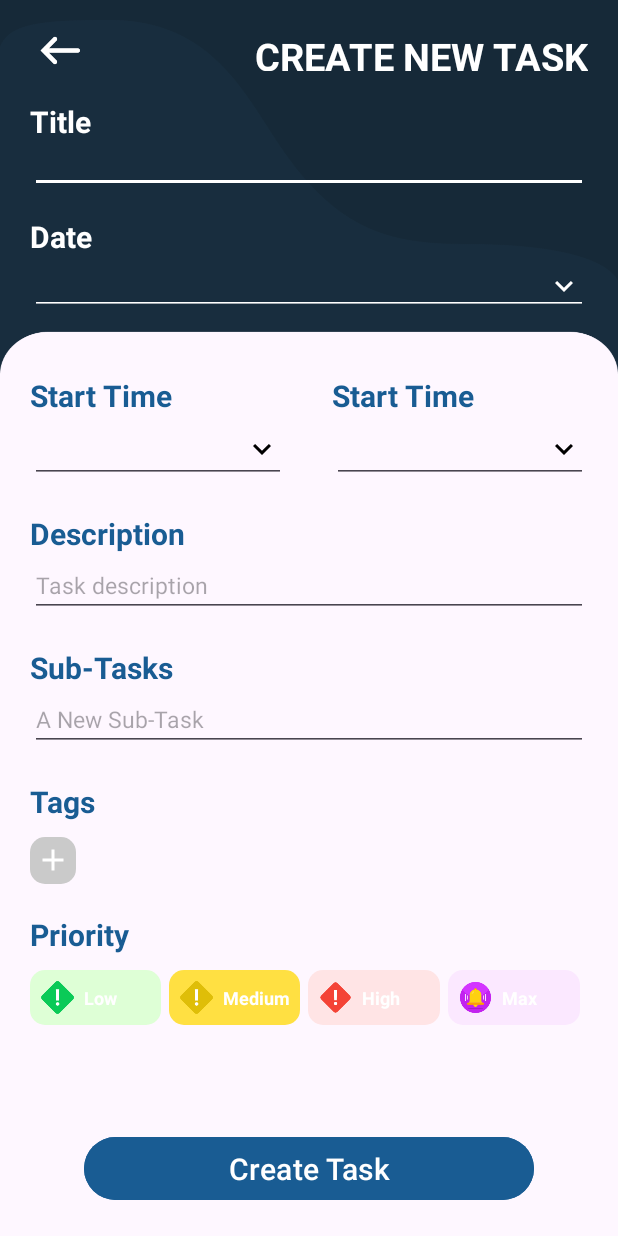
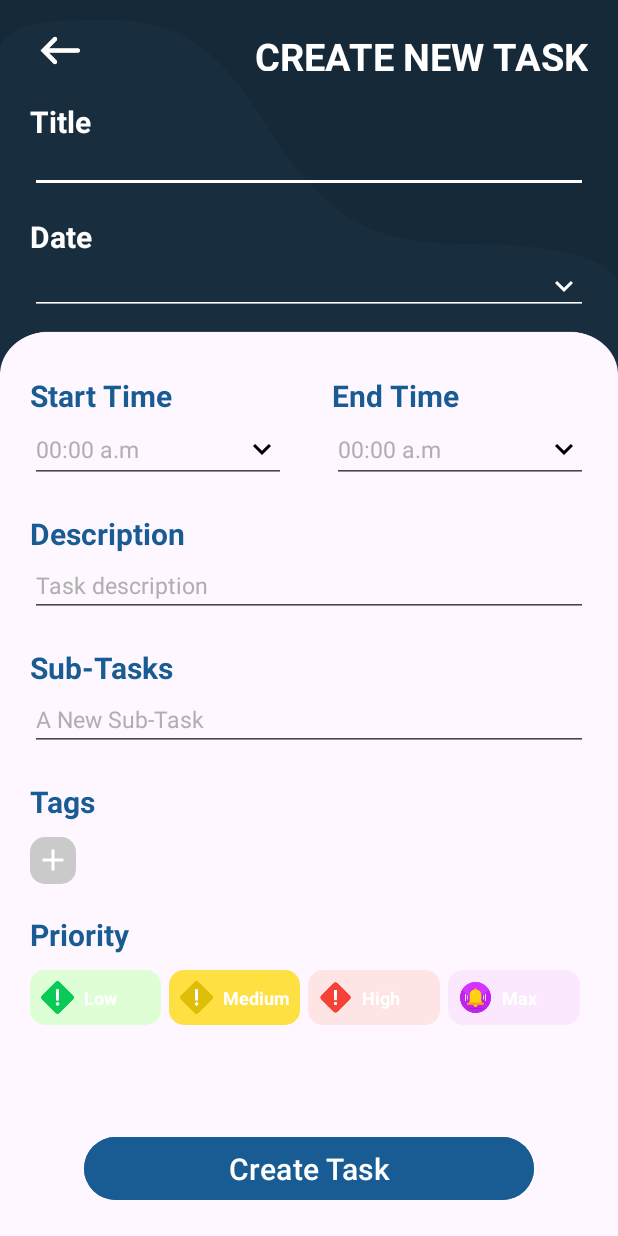
Before and after one commit to FernandoGaribay/Sync-O-Task, an Android app: the activity_createTask screen opened directly, with no data from a screen before it, on a phone screen of 412 x 824 dp. Run offline under Robolectric (Android 15) with nearby library versions, the phone set to English and light mode, and no system bars; our stand-ins replace Firebase (no records; nobody signed in at launch, a user with empty details on screens opened directly); Roboto replaces fonts that are not available here.

```diff
--- a/app/src/main/java/com/aristidevs/syncotask/objects/Task.kt
+++ b/app/src/main/java/com/aristidevs/syncotask/objects/Task.kt
@@ -3,6 +3,7 @@ package com.aristidevs.syncotask.objects
 import java.util.Date
 
 data class Task(
+    var taskId: String? = null,
     var title: String,
     var date: String,
     var startTime: String,
@@ -13,5 +14,5 @@ data class Task(
     var priority: String,
     var state: Boolean
 ) {
-    constructor() : this("", "", "", "", "", mutableListOf(), mutableListOf(), "", false)
+    constructor() : this(null, "", "", "", "", "", mutableListOf(), mutableListOf(), "", false)
 }
--- a/app/src/main/res/layout/activity_create_task.xml
+++ b/app/src/main/res/layout/activity_create_task.xml
@@ -111,6 +111,7 @@
                     android:focusable="false"
                     android:theme="@style/Date.createTask.SyncOTask"
                     android:drawableTint="@color/white"
+                    android:textColor="@color/white"
                     android:textSize="15dp" />
             </LinearLayout>
         </LinearLayout>
@@ -168,6 +169,7 @@
                             android:textSize="15sp"
                             android:clickable="false"
                             android:focusable="false"
+                            android:hint="00:00 a.m"
                             android:theme="@style/EditTime.createTask.SyncOTask" />
                     </LinearLayout>
 
@@ -181,7 +183,7 @@
                         <TextView
                             android:layout_width="match_parent"
                             android:layout_height="wrap_content"
-                            android:text="@string/createTask_lblStartTime"
+                            android:text="@string/createTask_lblEndTime"
                             android:textAlignment="textStart"
                             android:textColor="@color/dark_blue"
                             android:textSize="20sp"
@@ -195,6 +197,7 @@
                             android:textSize="15sp"
                             android:clickable="false"
                             android:focusable="false"
+                            android:hint="00:00 a.m"
                             android:theme="@style/EditTime.createTask.SyncOTask" />
                     </LinearLayout>
                 </LinearLayout>
@@ -217,6 +220,7 @@
                         android:id="@+id/textDescription"
                         android:layout_width="match_parent"
                         android:layout_height="wrap_content"
+                        android:textColorHint="@color/gray"
                         android:hint="@string/createTask_textDescription"
                         android:textSize="15sp" />
                 </LinearLayout>
@@ -241,6 +245,7 @@
                         android:layout_width="match_parent"
                         android:layout_height="wrap_content"
                         android:imeOptions="actionSend"
+                        android:textColorHint="@color/gray"
                         android:inputType="text"
                         android:hint="@string/createTask_lblNewTasks"
                         android:textSize="15sp" />
--- a/app/src/main/res/values/colors.xml
+++ b/app/src/main/res/values/colors.xml
@@ -5,6 +5,7 @@
     <color name="white">#FFFFFFFF</color>
     <color name="lightgray_white">#FAFCFE</color>
     <color name="light_gray">#CACACA</color>
+    <color name="gray">#AFAFAF</color>
     <color name="dark_gray">#313131</color>
 
     <!-- Colores UI-->
--- a/app/src/main/res/values/themes.xml
+++ b/app/src/main/res/values/themes.xml
@@ -31,13 +31,12 @@
     <!-- Controles Activity Create Task -->
     <style name="Date.createTask.SyncOTask" parent="SyncOTask" >
         <item name="android:drawableEnd">@drawable/ic_down_list</item>
-        <item name="android:textColor">@color/white</item>
     </style>
 
     <style name="EditTime.createTask.SyncOTask" parent="SyncOTask" >
         <item name="android:drawableEnd">@drawable/ic_down_list</item>
         <item name="android:textColor">@color/black</item>
-        <item name="android:textColorHint">@color/light_gray</item>
+        <item name="android:textColorHint">@color/gray</item>
     </style>
 
     <style name="DatePicker.createTask.SyncOTask" parent="android:Theme.Material.Light.Dialog" >
```
Also changed, not shown: app/src/main/java/com/aristidevs/syncotask/dialogs/EditTaskDialog.kt (+154 -23 lines), app/src/main/java/com/aristidevs/syncotask/objects/TaskProvider.kt (+6 -1 lines).
